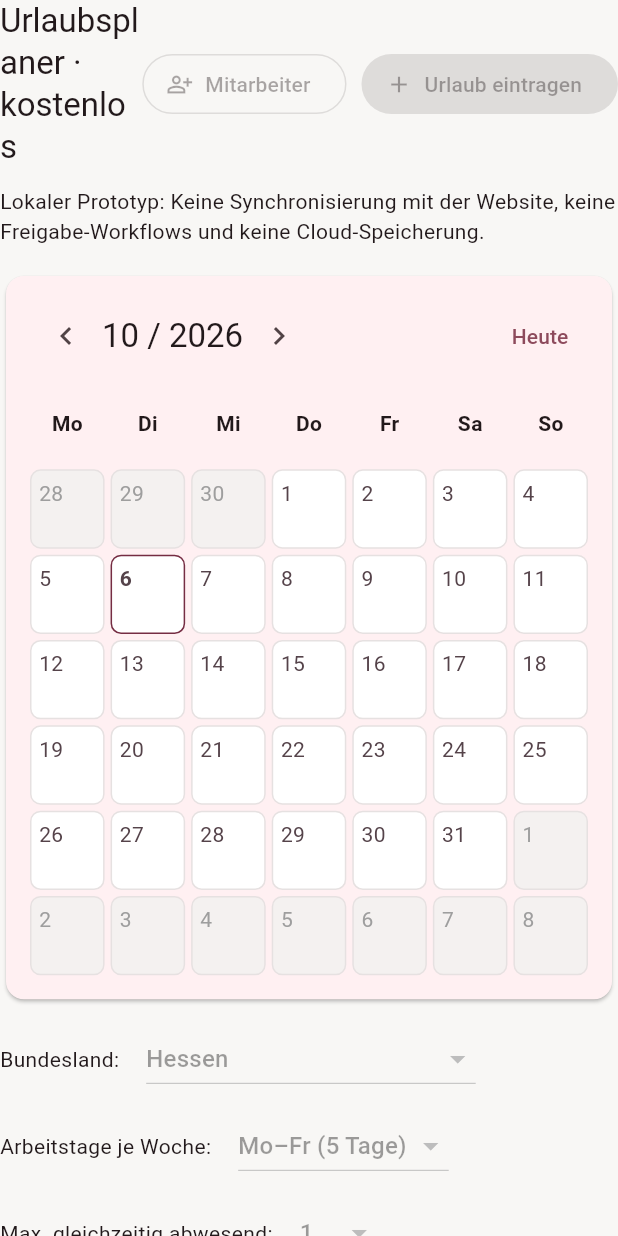
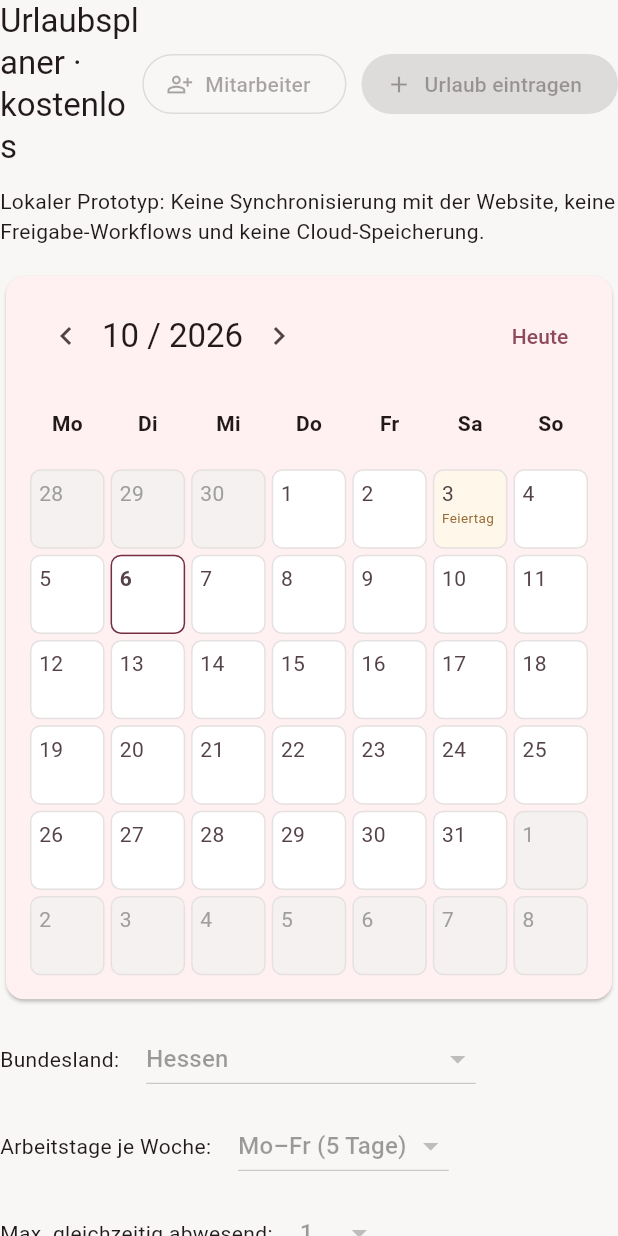
Before and after one commit to alexanderohm-netizen/ladenfluss-site, a Flutter app: the VacationPage widget shown alone on an empty page, opened directly with empty values, on a phone screen of 412 x 824 dp. Run offline on Flutter 3.47's test engine with Material 3 defaults, Android fonts, the phone set to English and light mode, and no system bars.

Commit message:
WWS: visually mark state holidays in vacation calendar

```diff
--- a/desktop/lib/vacation_page.dart
+++ b/desktop/lib/vacation_page.dart
@@ -235,6 +235,7 @@ class _VacationPageState extends State<VacationPage> {
           !date.isBefore(DateTime(e.start.year, e.start.month, e.start.day, 12)) &&
           !date.isAfter(DateTime(e.end.year, e.end.month, e.end.day, 12))).toList();
       final uniquePeople = entries.map((e) => e.employeeId).toSet();
+      final holiday = GermanHolidays.isHoliday(date, widget.plan.state);
       final warning = widget.plan.isWorkday(date) &&
           uniquePeople.length > widget.plan.maxAbsent;
       final isToday = date.year == today.year &&
@@ -242,7 +243,7 @@ class _VacationPageState extends State<VacationPage> {
       cells.add(Container(
         padding: const EdgeInsets.all(5),
         decoration: BoxDecoration(
-          color: warning ? const Color(0xFFFFF0EC) :
+          color: warning ? const Color(0xFFFFF0EC) : holiday ? const Color(0xFFFFF7E9) :
               date.month != month.month ? const Color(0xFFF4F1F0) : Colors.white,
           border: Border.all(color: isToday ? const Color(0xFF752D43) : const Color(0xFFE6E1E1)),
           borderRadius: BorderRadius.circular(7),
@@ -252,6 +253,7 @@ class _VacationPageState extends State<VacationPage> {
             color: date.month == month.month ? const Color(0xFF55434A) : Colors.grey,
             fontWeight: isToday ? FontWeight.bold : FontWeight.normal,
           )),
+          if (holiday) const Text('Feiertag', style: TextStyle(fontSize: 9, color: Color(0xFF956A34))),
           for (final e in entries.take(2))
             Container(
               width: double.infinity,
```
